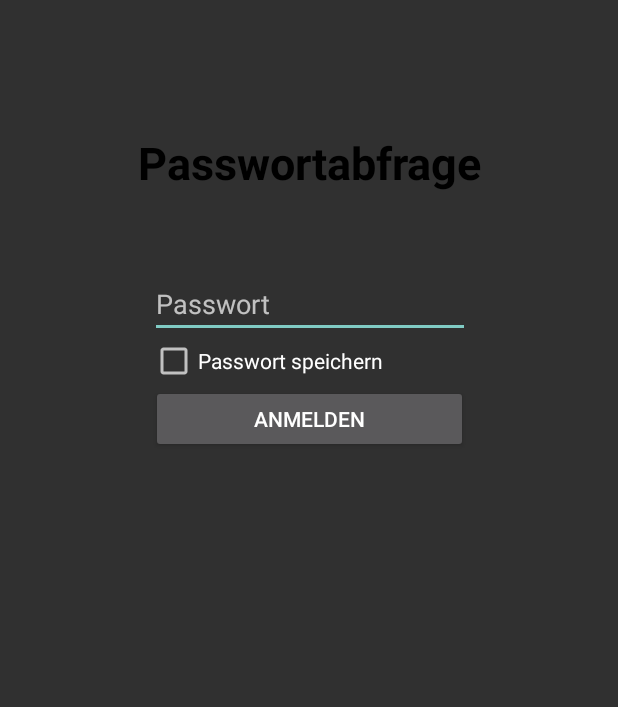
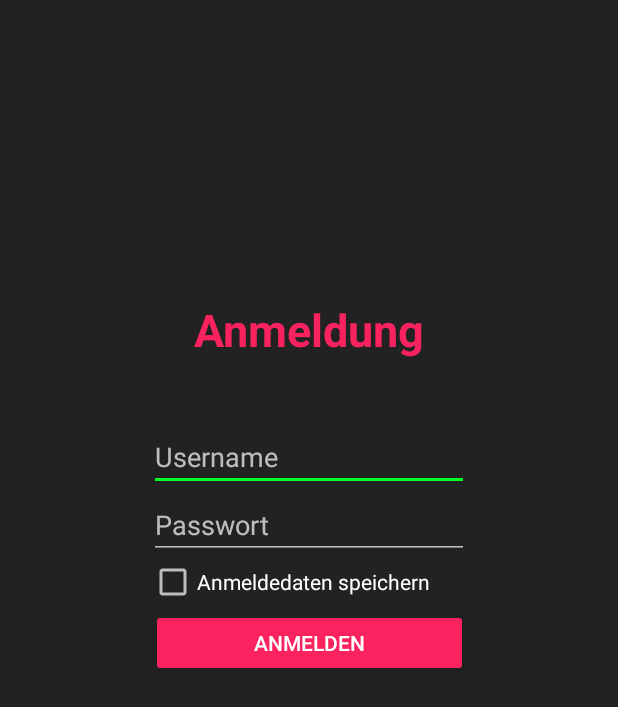
Before and after one commit to Epictigu/ServerManagerAPP, an Android app: the screen it shows after launch (MainActivity), on a phone screen of 412 x 824 dp. Shown: the top 707 px of the screen. Run offline under Robolectric (Android 15) with nearby library versions, the phone set to English and light mode, and no system bars; pictures from the network do not load.

Commit message:
Login Layout Rework

```diff
--- a/app/src/main/AndroidManifest.xml
+++ b/app/src/main/AndroidManifest.xml
@@ -11,7 +11,7 @@
         android:label="@string/app_name"
         android:roundIcon="@mipmap/ic_launcher_round"
         android:supportsRtl="true"
-        android:theme="@style/Theme.AppCompat.NoActionBar">
+        android:theme="@style/AppTheme">
         <activity android:name=".MainActivity" android:exported="true">
             <intent-filter>
                 <action android:name="android.intent.action.MAIN" />
--- a/app/src/main/java/eu/epicclan/servermanager/MainActivity.java
+++ b/app/src/main/java/eu/epicclan/servermanager/MainActivity.java
@@ -3,6 +3,8 @@ package eu.epicclan.servermanager;
 import android.content.SharedPreferences;
 import androidx.appcompat.app.AppCompatActivity;
 import android.os.Bundle;
+import android.view.View;
+
 import eu.epicclan.servermanager.manager.LoginManager;
 import eu.epicclan.servermanager.manager.ServerManager;
 
--- a/app/src/main/java/eu/epicclan/servermanager/manager/LayoutManager.java
+++ b/app/src/main/java/eu/epicclan/servermanager/manager/LayoutManager.java
@@ -1,12 +1,9 @@
 package eu.epicclan.servermanager.manager;
 
-import android.app.ActionBar;
 import android.view.View;
 import android.widget.ImageButton;
 import android.widget.LinearLayout;
 import android.widget.RelativeLayout;
-
-import androidx.constraintlayout.widget.ConstraintLayout;
 
 import java.io.IOException;
 import java.util.HashMap;
@@ -116,7 +113,7 @@ public class LayoutManager {
 
     public static void buildLogin(){
         a.setContentView(R.layout.layout_password);
-        a.findViewById(R.id.loginb).setOnClickListener(new View.OnClickListener() {
+        a.findViewById(R.id.loginButton).setOnClickListener(new View.OnClickListener() {
             @Override
             public void onClick(View v) {
                 LoginManager.login();
--- a/app/src/main/java/eu/epicclan/servermanager/manager/LoginManager.java
+++ b/app/src/main/java/eu/epicclan/servermanager/manager/LoginManager.java
@@ -17,15 +17,15 @@ public class LoginManager {
 
 
     public static void automatedLogin(){
-        if(!savedPassword.equals("")){
+        /*if(!savedPassword.equals("")){
             ((EditText)a.findViewById(R.id.password)).setText(savedPassword);
-            ((CheckBox)a.findViewById(R.id.savepw)).setChecked(true);
+            ((CheckBox)a.findViewById(R.id.saveAccount)).setChecked(true);
             login();
-        }
+        }*/
     }
 
     public static void login(){
-        a.findViewById(R.id.wrongpw).setVisibility(View.INVISIBLE);
+        a.findViewById(R.id.wrongLogin).setVisibility(View.INVISIBLE);
 
         final DelayedRunnable postExec = new DelayedRunnable(null, null);
 
@@ -45,7 +45,7 @@ public class LoginManager {
                     postExec.postExec = new Runnable() {
                         @Override
                         public void run() {
-                            if(((CheckBox)a.findViewById(R.id.savepw)).isChecked()){
+                            if(((CheckBox)a.findViewById(R.id.saveAccount)).isChecked()){
                                 setSavedPassword(password);
                             } else {
                                 setSavedPassword("");
@@ -84,7 +84,7 @@ public class LoginManager {
     }
 
     public static void loginFailed(){
-        a.findViewById(R.id.wrongpw).setVisibility(View.VISIBLE);
+        a.findViewById(R.id.wrongLogin).setVisibility(View.VISIBLE);
     }
 
 }
--- a/app/src/main/res/layout/layout_main.xml
+++ b/app/src/main/res/layout/layout_main.xml
@@ -4,7 +4,7 @@
     xmlns:tools="http://schemas.android.com/tools"
     android:layout_width="match_parent"
     android:layout_height="match_parent"
-    android:background="#232222">
+    android:background="@color/background">
 
     <androidx.constraintlayout.widget.ConstraintLayout
         android:id="@+id/header"
--- a/app/src/main/res/layout/layout_password.xml
+++ b/app/src/main/res/layout/layout_password.xml
@@ -1,70 +1,85 @@
 <?xml version="1.0" encoding="utf-8"?>
-<androidx.constraintlayout.widget.ConstraintLayout
-    xmlns:android="http://schemas.android.com/apk/res/android"
+<androidx.constraintlayout.widget.ConstraintLayout xmlns:android="http://schemas.android.com/apk/res/android"
     xmlns:app="http://schemas.android.com/apk/res-auto"
     xmlns:tools="http://schemas.android.com/tools"
     android:layout_width="match_parent"
-    android:layout_height="match_parent">
+    android:layout_height="match_parent"
+    android:background="@color/background">
+
+    <androidx.constraintlayout.widget.ConstraintLayout
+        android:layout_width="match_parent"
+        android:layout_height="wrap_content"
+        android:layout_marginBottom="150dp"
+        app:layout_constraintBottom_toBottomOf="parent"
+        app:layout_constraintTop_toTopOf="parent">
+
+        <TextView
+            android:id="@+id/loginHeader"
+            android:layout_width="wrap_content"
+            android:layout_height="wrap_content"
+            android:text="Anmeldung"
+            android:textColor="@color/mainColor"
+            android:textSize="30sp"
+            android:textStyle="bold"
+            app:layout_constraintEnd_toEndOf="parent"
+            app:layout_constraintStart_toStartOf="parent"
+            app:layout_constraintTop_toTopOf="parent" />
+
+        <EditText
+            android:id="@+id/accountName"
+            android:layout_width="wrap_content"
+            android:layout_height="wrap_content"
+            android:layout_marginTop="42dp"
+            android:ems="10"
+            android:hint="Username"
+            android:inputType="textPersonName"
+            app:layout_constraintEnd_toEndOf="parent"
+            app:layout_constraintStart_toStartOf="parent"
+            app:layout_constraintTop_toBottomOf="@+id/loginHeader" />
 
         <EditText
             android:id="@+id/password"
             android:layout_width="wrap_content"
             android:layout_height="wrap_content"
-        android:layout_marginTop="51dp"
             android:ems="10"
             android:hint="Passwort"
             android:inputType="textPassword"
-        app:layout_constraintHorizontal_bias="0.502"
-        app:layout_constraintLeft_toLeftOf="parent"
-        app:layout_constraintRight_toRightOf="parent"
-        app:layout_constraintTop_toBottomOf="@+id/textView" />
+            app:layout_constraintEnd_toEndOf="parent"
+            app:layout_constraintStart_toStartOf="parent"
+            app:layout_constraintTop_toBottomOf="@+id/accountName" />
 
         <CheckBox
-        android:id="@+id/savepw"
+            android:id="@+id/saveAccount"
             android:layout_width="213dp"
             android:layout_height="30dp"
-        android:text="Passwort speichern"
+            android:text="Anmeldedaten speichern"
             app:layout_constraintEnd_toEndOf="parent"
-        app:layout_constraintHorizontal_bias="0.502"
-        app:layout_constraintLeft_toLeftOf="parent"
-        app:layout_constraintRight_toRightOf="parent"
             app:layout_constraintStart_toStartOf="parent"
             app:layout_constraintTop_toBottomOf="@+id/password" />
 
         <Button
-        android:id="@+id/loginb"
+            android:id="@+id/loginButton"
             android:layout_width="211dp"
             android:layout_height="45dp"
-        android:layout_marginTop="1dp"
+            android:layout_marginTop="3dp"
+            android:backgroundTint="@color/mainColor"
             android:text="ANMELDEN"
-        app:layout_constraintLeft_toLeftOf="parent"
-        app:layout_constraintRight_toRightOf="parent"
-        app:layout_constraintTop_toBottomOf="@+id/savepw" />
+            app:layout_constraintEnd_toEndOf="parent"
+            app:layout_constraintStart_toStartOf="parent"
+            app:layout_constraintTop_toBottomOf="@+id/saveAccount" />
 
         <TextView
-        android:id="@+id/textView"
+            android:id="@+id/wrongLogin"
             android:layout_width="wrap_content"
             android:layout_height="wrap_content"
-        android:layout_marginTop="88dp"
-        android:text="Passwortabfrage"
-        android:textColor="@android:color/black"
-        android:textSize="30sp"
-        android:textStyle="bold"
-        app:layout_constraintHorizontal_bias="0.502"
-        app:layout_constraintLeft_toLeftOf="parent"
-        app:layout_constraintRight_toRightOf="parent"
-        app:layout_constraintTop_toTopOf="parent" />
-
-    <TextView
-        android:id="@+id/wrongpw"
-        android:layout_width="wrap_content"
-        android:layout_height="wrap_content"
-        android:layout_marginTop="2dp"
+            android:layout_marginTop="4dp"
             android:text="Ungültiges Passwort!"
             android:textColor="@android:color/holo_red_dark"
             android:visibility="invisible"
-        app:layout_constraintLeft_toLeftOf="parent"
-        app:layout_constraintRight_toRightOf="parent"
-        app:layout_constraintTop_toBottomOf="@+id/loginb" />
+            app:layout_constraintEnd_toEndOf="parent"
+            app:layout_constraintStart_toStartOf="parent"
+            app:layout_constraintTop_toBottomOf="@+id/loginButton" />
 
     </androidx.constraintlayout.widget.ConstraintLayout>
+
+</androidx.constraintlayout.widget.ConstraintLayout>
--- a/app/src/main/res/values/colors.xml
+++ b/app/src/main/res/values/colors.xml
@@ -8,4 +8,6 @@
     <color name="mainColor">#FB2260</color>
     <color name="status_online">#FB2260</color>
     <color name="status_offline">#5C5B5B</color>
+
+    <color name="background">#232222</color>
 </resources>
--- a/app/src/main/res/values/styles.xml
+++ b/app/src/main/res/values/styles.xml
@@ -1,11 +1,17 @@
 <resources>
 
     <!-- Base application theme. -->
-    <style name="AppTheme" parent="Theme.AppCompat.Light.DarkActionBar">
+    <style name="AppTheme" parent="Theme.AppCompat.NoActionBar">
         <!-- Customize your theme here. -->
         <item name="colorPrimary">@color/colorPrimary</item>
         <item name="colorPrimaryDark">@color/colorPrimaryDark</item>
         <item name="colorAccent">@color/colorAccent</item>
+        <item name="android:navigationBarColor">@color/background</item>
+    </style>
+
+    <style name="AppTheme.TextView">
+        <item name="android:singleLine">true</item>
+        <item name="android:textColor">@android:color/white</item>
     </style>
 
 </resources>
```
Lines whose indentation alone changed are shown as unchanged.
